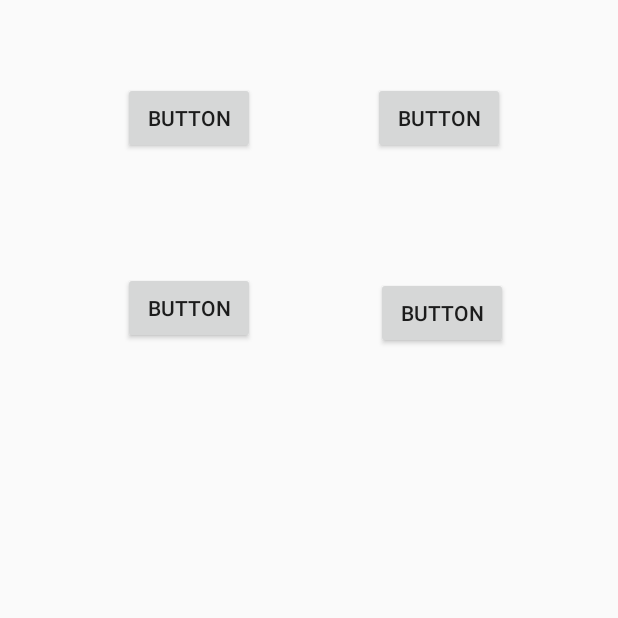
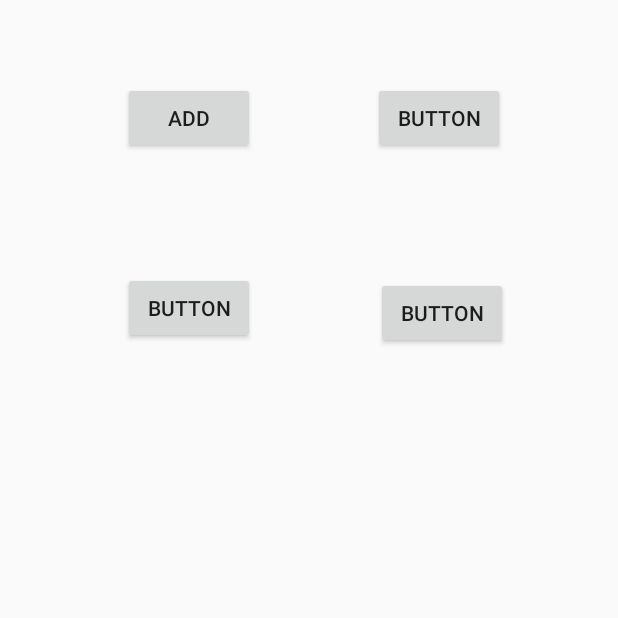
Before and after one commit to KumarSanskar/Simple_Calculator, an Android app: the screen it shows after launch (MainActivity), on a phone screen of 412 x 824 dp, the part 542-1160 px from its top. Run offline under Robolectric (Android 15) with nearby library versions, the light colour scheme and no system bars.

Commit message:
set the text attribute of first button to ADD

```diff
--- a/app/src/main/res/layout/activity_main.xml
+++ b/app/src/main/res/layout/activity_main.xml
@@ -64,7 +64,7 @@
         android:layout_centerVertical="true"
         android:layout_marginStart="82dp"
         android:layout_marginLeft="82dp"
-        android:text="Button" />
+        android:text="Add" />
 
     <Button
         android:id="@+id/button2"
```
